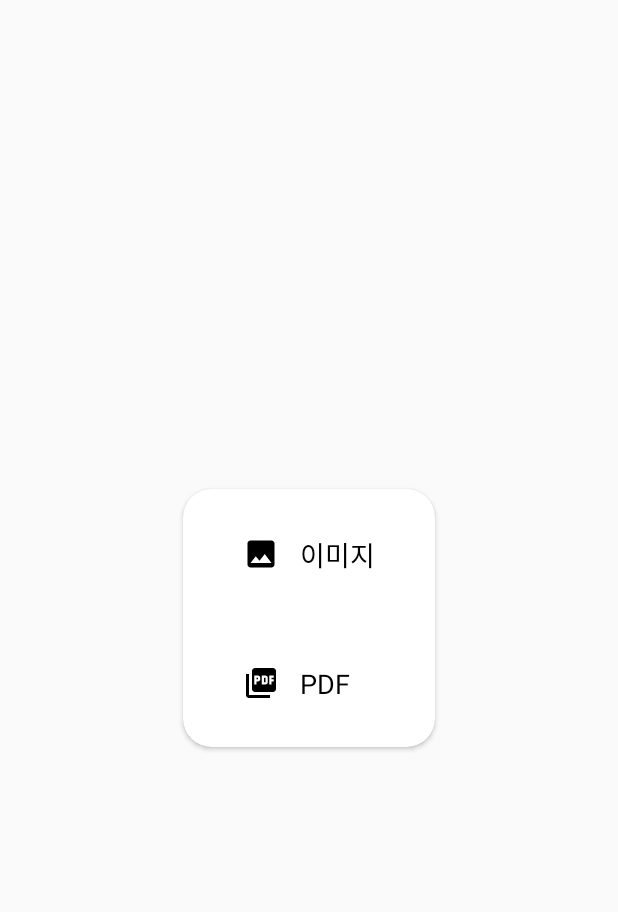
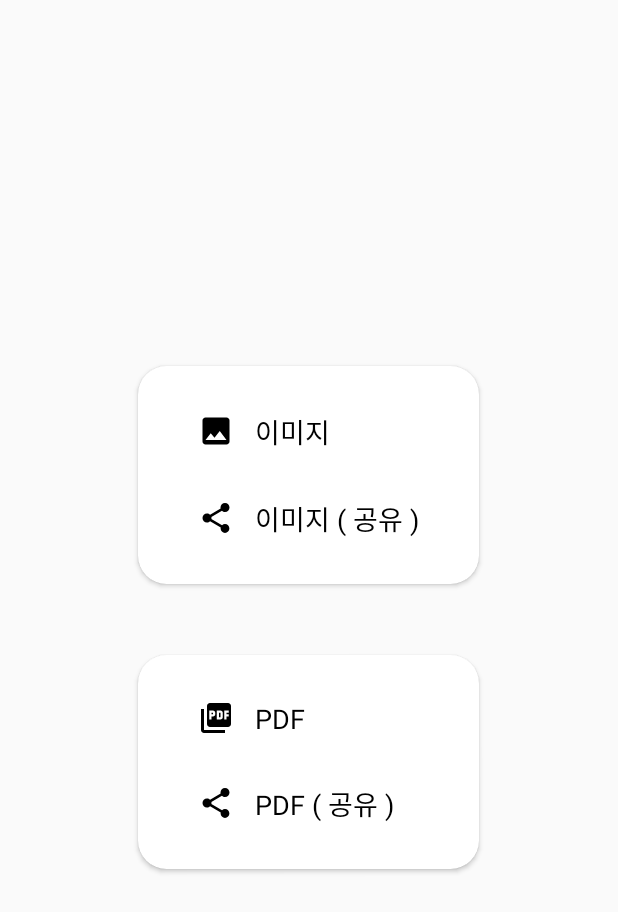
Before and after one commit to jungyoonsung-dev/Starting-Point, an Android app: the layout dialog_download.xml on its own in the app's theme, with its tools: preview values and no code run, on a phone screen of 412 x 824 dp. Shown: the top 912 px of the screen. Run offline under Robolectric (Android 15) with nearby library versions, the phone set to English and light mode, and no system bars; network calls fail.

Commit message:
2020 02 11  03/15

```diff
--- /dev/null
+++ b/app/src/main/res/drawable/ic_share_black_24dp.xml
@@ -0,0 +1,9 @@
+<vector xmlns:android="http://schemas.android.com/apk/res/android"
+        android:width="24dp"
+        android:height="24dp"
+        android:viewportWidth="24.0"
+        android:viewportHeight="24.0">
+    <path
+        android:fillColor="#FF000000"
+        android:pathData="M18,16.08c-0.76,0 -1.44,0.3 -1.96,0.77L8.91,12.7c0.05,-0.23 0.09,-0.46 0.09,-0.7s-0.04,-0.47 -0.09,-0.7l7.05,-4.11c0.54,0.5 1.25,0.81 2.04,0.81 1.66,0 3,-1.34 3,-3s-1.34,-3 -3,-3 -3,1.34 -3,3c0,0.24 0.04,0.47 0.09,0.7L8.04,9.81C7.5,9.31 6.79,9 6,9c-1.66,0 -3,1.34 -3,3s1.34,3 3,3c0.79,0 1.5,-0.31 2.04,-0.81l7.12,4.16c-0.05,0.21 -0.08,0.43 -0.08,0.65 0,1.61 1.31,2.92 2.92,2.92 1.61,0 2.92,-1.31 2.92,-2.92s-1.31,-2.92 -2.92,-2.92z"/>
+</vector>
--- a/app/src/main/res/layout/dialog_download.xml
+++ b/app/src/main/res/layout/dialog_download.xml
@@ -23,7 +23,7 @@
             <TextView
                 android:id="@+id/image"
                 android:paddingTop="30dp"
-                android:paddingBottom="30dp"
+                android:paddingBottom="15dp"
                 android:paddingLeft="40dp"
                 android:paddingRight="40dp"
                 android:drawableStart="@drawable/ic_image_black_24dp"
@@ -34,9 +34,40 @@
                 android:layout_height="wrap_content"/>
 
             <TextView
+                android:id="@+id/image_share"
+                android:paddingTop="15dp"
+                android:paddingBottom="30dp"
+                android:paddingLeft="40dp"
+                android:paddingRight="40dp"
+                android:drawableStart="@drawable/ic_share_black_24dp"
+                android:text="   이미지 ( 공유 )"
+                android:textColor="#000000"
+                android:textAppearance="@style/TextAppearance.AppCompat.Medium"
+                android:layout_width="match_parent"
+                android:layout_height="wrap_content"/>
+
+        </LinearLayout>
+
+    </androidx.cardview.widget.CardView>
+
+    <androidx.cardview.widget.CardView
+        android:layout_marginTop="30dp"
+        android:layout_gravity="center"
+        android:layout_width="match_parent"
+        android:layout_height="match_parent"
+        app:cardBackgroundColor="@android:color/white"
+        app:cardCornerRadius="19dp"
+        app:cardUseCompatPadding="true">
+
+        <LinearLayout
+            android:orientation="vertical"
+            android:layout_width="match_parent"
+            android:layout_height="match_parent">
+
+            <TextView
                 android:id="@+id/pdf"
                 android:paddingTop="30dp"
-                android:paddingBottom="30dp"
+                android:paddingBottom="15dp"
                 android:paddingLeft="40dp"
                 android:paddingRight="40dp"
                 android:drawableStart="@drawable/ic_picture_as_pdf_black_24dp"
@@ -46,7 +77,19 @@
                 android:layout_width="match_parent"
                 android:layout_height="wrap_content"/>
 
+            <TextView
+                android:id="@+id/pdf_share"
+                android:paddingTop="15dp"
+                android:paddingBottom="30dp"
+                android:paddingLeft="40dp"
+                android:paddingRight="40dp"
+                android:drawableStart="@drawable/ic_share_black_24dp"
+                android:text="   PDF ( 공유 )"
+                android:textColor="#000000"
+                android:textAppearance="@style/TextAppearance.AppCompat.Medium"
+                android:layout_width="match_parent"
+                android:layout_height="wrap_content"/>
+
         </LinearLayout>
-
     </androidx.cardview.widget.CardView>
 </LinearLayout>
--- /dev/null
+++ b/app/src/main/res/xml/path.xml
@@ -0,0 +1,4 @@
+<?xml version="1.0" encoding="utf-8"?>
+<paths xmlns:android="http://schemas.android.com/apk/res/android">
+    <external-path name="storage/emulated" path="."/>
+</paths>
```
Also changed, not shown: app/src/main/AndroidManifest.xml (+12 -0 lines), app/src/main/java/com/jungyoonsung/startingpoint/Fragment/Fragment_Schedule.java (+168 -6 lines).
